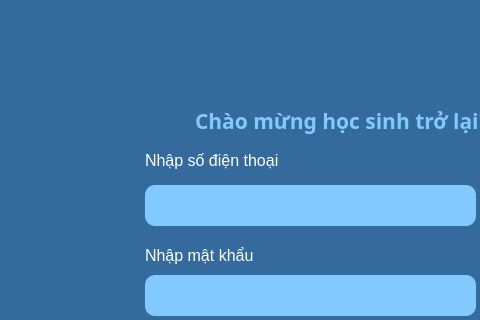
Before: the Qt Designer form TL-C4K-PTI02/Cuoi_Khoa_Python/gui/login-student.ui in DinhPhongNe/Python-course, drawn with Qt 5; both pictures show x 425 to 905 and y 215 to 535 of the 1451 by 738 pixel window.
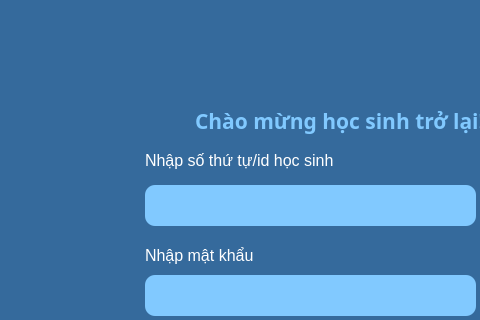
After: the same form once the commit is applied. Icons and pictures are not drawn.

What changed in the file:
```diff
--- a/TL-C4K-PTI02/Cuoi_Khoa_Python/gui/login-student.ui
+++ b/TL-C4K-PTI02/Cuoi_Khoa_Python/gui/login-student.ui
@@ -110,7 +110,7 @@
      <rect>
       <x>570</x>
       <y>360</y>
-      <width>171</width>
+      <width>191</width>
       <height>31</height>
      </rect>
     </property>
@@ -127,7 +127,7 @@
      <string notr="true"/>
     </property>
     <property name="text">
-     <string>Nhập số điện thoại</string>
+     <string>Nhập số thứ tự/id học sinh</string>
     </property>
    </widget>
    <widget class="QLineEdit" name="Phone_HS">
```
Left out of the diff: 11 changed lines with no effect on the pictures.
